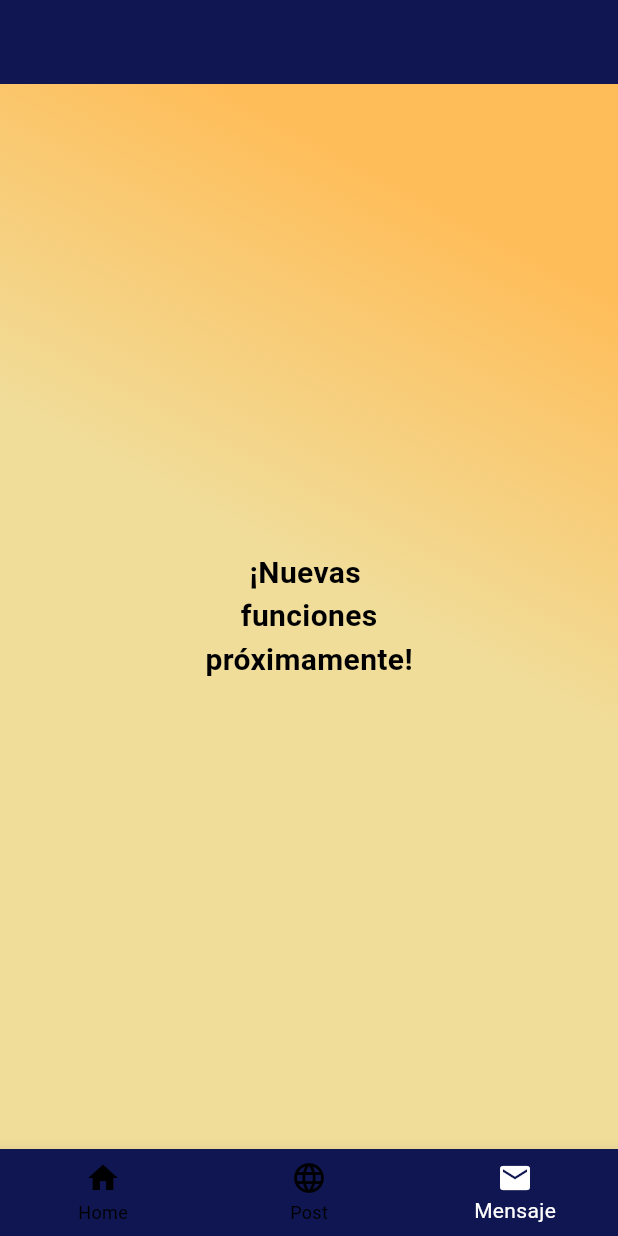
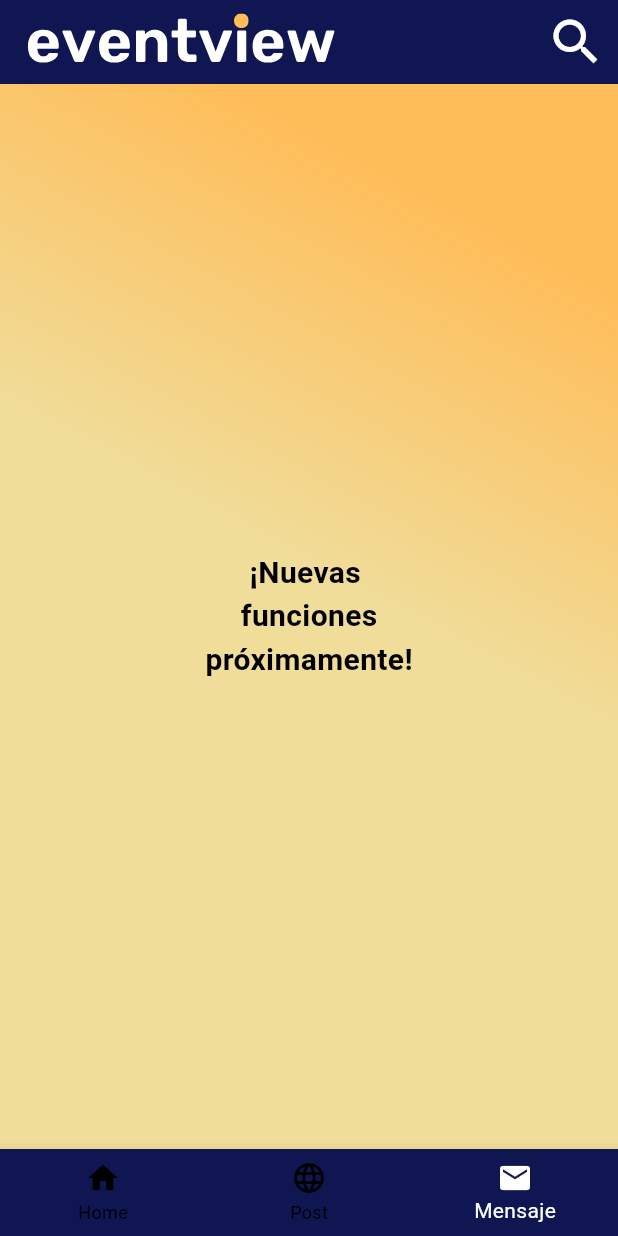
Before and after one commit to Jncr22/flutter-eventview-app, a Flutter app: the LobbyScreenStudent screen opened by its route, item 3 of the bottom bar chosen, on a phone screen of 412 x 824 dp. Run offline on Flutter 3.47's test engine with Material 3 defaults, Android fonts, the phone set to English and light mode, and no system bars; our stand-ins replace camera, firebase_auth, firebase_core, flutter_pw_validator, flutter_svg, go_router and 2 more; accounts and stored records are empty.

Commit message:
fix - se corrigio el logo de la aplicacion en estudiante

```diff
--- a/lib/presentation/screens/student/home_student_screen.dart
+++ b/lib/presentation/screens/student/home_student_screen.dart
@@ -14,7 +14,9 @@ class HomeStudentView extends StatelessWidget {
         title: const Align(
           alignment: Alignment.centerLeft,
           child: LogoView(),
-        ),
+        ),actions: <Widget>[
+            IconButton(onPressed: () => (), icon: const Icon(Icons.search),iconSize: 40.0,)
+          ],
       ),
       body: const Stack(
         children: [
--- a/lib/presentation/screens/student/msg_student_screen.dart
+++ b/lib/presentation/screens/student/msg_student_screen.dart
@@ -1,5 +1,7 @@
 import 'package:eventview_application_1/presentation/screens.dart';
 import 'package:flutter/material.dart';
+
+import '../../widgets/logo_widget.dart';
 
 class MensaViewStudent extends StatelessWidget {
   const MensaViewStudent({super.key});
@@ -9,7 +11,13 @@ class MensaViewStudent extends StatelessWidget {
     return GradientBackground(
       child: Scaffold(
       backgroundColor: Colors.transparent,
-      appBar: AppBar(),
+      appBar: AppBar(
+        title: const Align(
+          alignment: Alignment.centerLeft,
+          child: LogoView(),
+        ),actions: <Widget>[
+            IconButton(onPressed: () => (), icon: const Icon(Icons.search),iconSize: 40.0,)
+          ],),
       body: const Stack(
         children: [
             Column(
--- a/lib/presentation/widgets/tabbar_widgets_student.dart
+++ b/lib/presentation/widgets/tabbar_widgets_student.dart
@@ -14,7 +14,12 @@ class WidgetOptionsStudent {
       const HomeStudentView(),
       Scaffold(
         appBar: AppBar(
-          title: const Align(alignment: Alignment.center, child: LogoView()),
+          title: const Align(
+            alignment: Alignment.centerLeft,
+          child: LogoView()
+          ),actions: <Widget>[
+            IconButton(onPressed: () => (), icon: const Icon(Icons.search),iconSize: 40.0,)
+          ],
           bottom: TabBar(
             controller: tabController,
             tabs: const [
```
